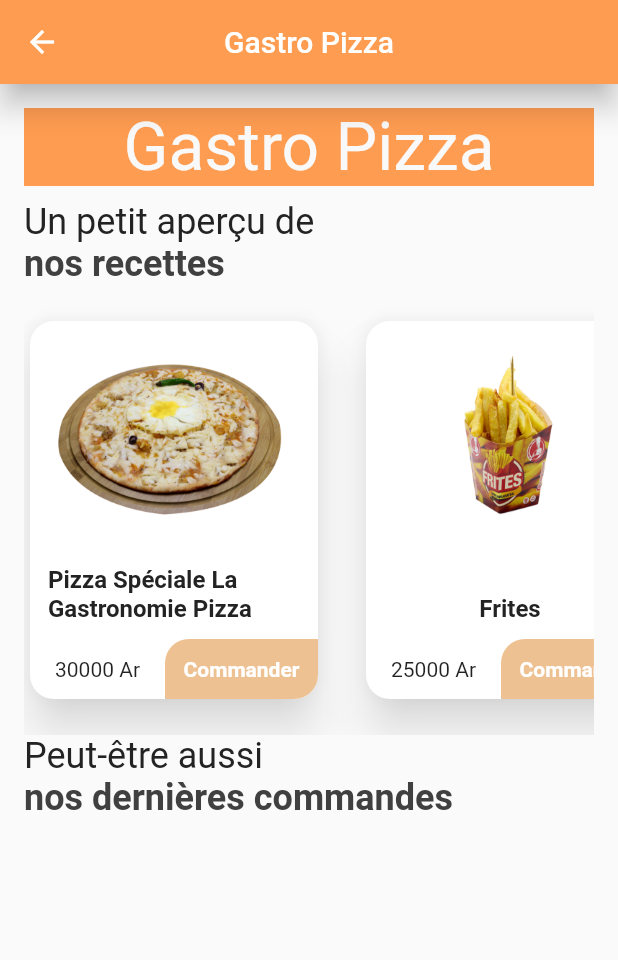
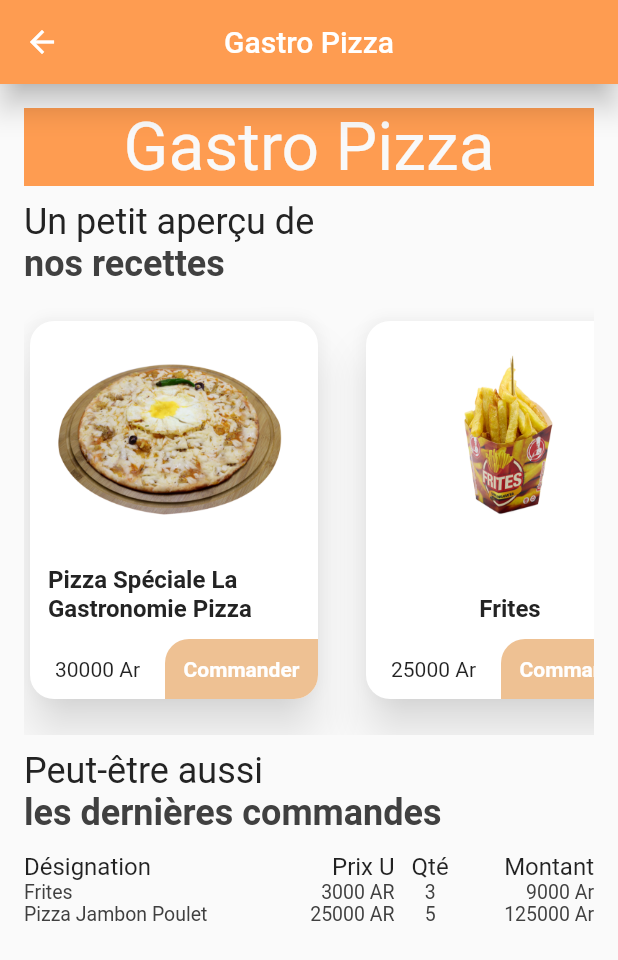
Before and after one commit to ChristianNomena/e_gouter_za, a Flutter app: the GastroPizzaPage screen opened by its route, on a phone screen of 412 x 824 dp. Shown: the top 960 px of the screen. Run offline on Flutter 3.47's test engine with Material 2 defaults, Android fonts, the light colour scheme and no system bars.

Commit message:
add history command gastro pizza

```diff
--- /dev/null
+++ b/lib/components/history_table_gastro_pizza.dart
@@ -0,0 +1,107 @@
+import 'package:e_goute_za/constants.dart';
+import 'package:flutter/material.dart';
+
+class HistoryTableGastroPizza extends StatelessWidget {
+  const HistoryTableGastroPizza({Key? key}) : super(key: key);
+
+  @override
+  Widget build(BuildContext context) {
+    return Table(
+      columnWidths: const {
+        0: FractionColumnWidth(.45),
+        1: FractionColumnWidth(.2),
+        2: FractionColumnWidth(.125),
+        3: FractionColumnWidth(.225),
+      },
+      children: const [
+        TableRow(
+          children: [
+            Text(
+              "Désignation",
+              style: TextStyle(fontSize: 16.0),
+            ),
+            Align(
+              alignment: Alignment.centerRight,
+              child: Text(
+                "Prix U",
+                style: TextStyle(fontSize: 16.0),
+              ),
+            ),
+            Align(
+              alignment: Alignment.center,
+              child: Text(
+                "Qté",
+                style: TextStyle(fontSize: 16.0),
+              ),
+            ),
+            Align(
+              alignment: Alignment.centerRight,
+              child: Text(
+                "Montant",
+                style: TextStyle(fontSize: 16.0),
+              ),
+            ),
+          ],
+        ),
+        TableRow(
+          children: [
+            Text(
+              "Frites",
+              style: kHistoryTableData,
+            ),
+            Align(
+              alignment: Alignment.centerRight,
+              child: Text(
+                "3000 AR",
+                style: kHistoryTableData,
+              ),
+            ),
+            Align(
+              alignment: Alignment.center,
+              child: Text(
+                "3",
+                style: kHistoryTableData,
+              ),
+            ),
+            Align(
+              alignment: Alignment.centerRight,
+              child: Text(
+                "9000 Ar",
+                style: kHistoryTableData,
+              ),
+            ),
+          ],
+        ),
+        TableRow(
+          children: [
+            Text(
+              "Pizza Jambon Poulet",
+              style: kHistoryTableData,
+            ),
+            Align(
+              alignment: Alignment.centerRight,
+              child: Text(
+                "25000 AR",
+                style: kHistoryTableData,
+              ),
+            ),
+            Align(
+              alignment: Alignment.center,
+              child: Text(
+                "5",
+                style: kHistoryTableData,
+              ),
+            ),
+            Align(
+              alignment: Alignment.centerRight,
+              child: Text(
+                "125000 Ar",
+                style: kHistoryTableData,
+              ),
+            ),
+          ],
+        )
+      ],
+    );
+  }
+}
--- /dev/null
+++ b/lib/components/restaurant_gastro_pizza_recipe_sale_list.dart
@@ -0,0 +1,85 @@
+import 'package:e_goute_za/components/recipe_sale_card.dart';
+import 'package:flutter/material.dart';
+
+class RestaurantGastroPizzaRecipeSaleList extends StatefulWidget {
+  const RestaurantGastroPizzaRecipeSaleList({Key? key}) : super(key: key);
+
+  @override
+  _RestaurantGastroPizzaRecipeSaleListState createState() =>
+      _RestaurantGastroPizzaRecipeSaleListState();
+}
+
+class _RestaurantGastroPizzaRecipeSaleListState
+    extends State<RestaurantGastroPizzaRecipeSaleList> {
+  @override
+  Widget build(BuildContext context) {
+    return SingleChildScrollView(
+      scrollDirection: Axis.horizontal,
+      child: Padding(
+        padding: const EdgeInsets.symmetric(vertical: 20.0),
+        child: Row(
+          crossAxisAlignment: CrossAxisAlignment.start,
+          children: const [
+            Padding(
+              padding: EdgeInsets.only(right: 24.0),
+              child: RecipeSaleCard(
+                image: AssetImage(
+                  "assets/images/gastro_pizza/gastro_pizza_speciale_la_gastronomie_pizza.png",
+                ),
+                name: "Pizza Spéciale La Gastronomie Pizza",
+                price: 30000,
+              ),
+            ),
+            Padding(
+              padding: EdgeInsets.only(right: 24.0),
+              child: RecipeSaleCard(
+                image: AssetImage(
+                  "assets/images/gastro_pizza/gastro_frites.png",
+                ),
+                name: "Frites",
+                price: 25000,
+              ),
+            ),
+            Padding(
+              padding: EdgeInsets.only(right: 24.0),
+              child: RecipeSaleCard(
+                image: AssetImage(
+                  "assets/images/gastro_pizza/gastro_pizza_jambon_poulet.png",
+                ),
+                name: "Pizza Jambon Poulet",
+                price: 25000,
+              ),
+            ),
+            Padding(
+              padding: EdgeInsets.only(right: 24.0),
+              child: RecipeSaleCard(
+                image: AssetImage(
+                  "assets/images/gastro_pizza/gastro_sandwich_kebab.png",
+                ),
+                name: "Sandwich Kebab",
+                price: 26000,
+              ),
+            ),
+            Padding(
+              padding: EdgeInsets.only(right: 24.0),
+              child: RecipeSaleCard(
+                image: AssetImage(
+                  "assets/images/gastro_pizza/gastro_pizza_tralala.png",
+                ),
+                name: "Pizza Tralala",
+                price: 8000,
+              ),
+            ),
+            RecipeSaleCard(
+              image: AssetImage(
+                "assets/images/gastro_pizza/gastro_pizza_4_fromages.png",
+              ),
+              name: "Pizza 4 Fromages",
+              price: 3000,
+            ),
+          ],
+        ),
+      ),
+    );
+  }
+}
--- a/lib/constants.dart
+++ b/lib/constants.dart
@@ -11,3 +11,8 @@ const kLightColor = Color(0xFFF9F9F9);
 const kAppDrawerMenuOptionStyle = TextStyle(
   color: kLightColor,
 );
+
+const kHistoryTableData = TextStyle(
+  color: kSoftDarkColor,
+  fontSize: 13.0,
+);
--- a/lib/pages/daily_sale_history_page.dart
+++ b/lib/pages/daily_sale_history_page.dart
@@ -16,9 +16,13 @@ class _DailySaleHistoryPageState extends State<DailySaleHistoryPage> {
         title: const Text("Historique de vente journalière"),
       ),
       drawer: const AppDrawerMenu(),
-      body: const SafeArea(
-        child: Center(
-          child: Text("Historique de vente journalière"),
+      body: SafeArea(
+        child: Column(
+          children: [
+            Expanded(
+              child: Card(),
+            ),
+          ],
         ),
       ),
     );
--- a/lib/pages/restaurants/gastro_pizza_page.dart
+++ b/lib/pages/restaurants/gastro_pizza_page.dart
@@ -1,7 +1,7 @@
-import 'package:e_goute_za/components/recipe_sale_card.dart';
+import 'package:e_goute_za/components/history_table_gastro_pizza.dart';
 import 'package:e_goute_za/components/restaurant_banner.dart';
+import 'package:e_goute_za/components/restaurant_gastro_pizza_recipe_sale_list.dart';
 import 'package:e_goute_za/components/section_title.dart';
-import 'package:e_goute_za/constants.dart';
 import 'package:flutter/material.dart';
 
 class GastroPizzaPage extends StatefulWidget {
@@ -24,87 +24,27 @@ class _GastroPizzaPageState extends State<GastroPizzaPage> {
             padding: const EdgeInsets.all(16.0),
             child: Column(
               crossAxisAlignment: CrossAxisAlignment.start,
-              children: [
-                const RestaurantBanner(name: "Gastro Pizza"),
-                const SizedBox(
+              children: const [
+                RestaurantBanner(name: "Gastro Pizza"),
+                SizedBox(
                   height: 10.0,
                 ),
-                const SectionTitle(
+                SectionTitle(
                   title: "Un petit aperçu de",
                   subtitle: "nos recettes",
                 ),
-                SingleChildScrollView(
-                  scrollDirection: Axis.horizontal,
-                  child: Padding(
-                    padding: const EdgeInsets.symmetric(vertical: 20.0),
-                    child: Row(
-                      crossAxisAlignment: CrossAxisAlignment.start,
-                      children: const [
-                        Padding(
-                          padding: EdgeInsets.only(right: 24.0),
-                          child: RecipeSaleCard(
-                            image: AssetImage(
-                              "assets/images/gastro_pizza/gastro_pizza_speciale_la_gastronomie_pizza.png",
-                            ),
-                            name: "Pizza Spéciale La Gastronomie Pizza",
-                            price: 30000,
-                          ),
-                        ),
-                        Padding(
-                          padding: EdgeInsets.only(right: 24.0),
-                          child: RecipeSaleCard(
-                            image: AssetImage(
-                              "assets/images/gastro_pizza/gastro_frites.png",
-                            ),
-                            name: "Frites",
-                            price: 25000,
-                          ),
-                        ),
-                        Padding(
-                          padding: EdgeInsets.only(right: 24.0),
-                          child: RecipeSaleCard(
-                            image: AssetImage(
-                              "assets/images/gastro_pizza/gastro_pizza_jambon_poulet.png",
-                            ),
-                            name: "Pizza Jambon Poulet",
-                            price: 25000,
-                          ),
-                        ),
-                        Padding(
-                          padding: EdgeInsets.only(right: 24.0),
-                          child: RecipeSaleCard(
-                            image: AssetImage(
-                              "assets/images/gastro_pizza/gastro_sandwich_kebab.png",
-                            ),
-                            name: "Sandwich Kebab",
-                            price: 26000,
-                          ),
-                        ),
-                        Padding(
-                          padding: EdgeInsets.only(right: 24.0),
-                          child: RecipeSaleCard(
-                            image: AssetImage(
-                              "assets/images/gastro_pizza/gastro_pizza_tralala.png",
-                            ),
-                            name: "Pizza Tralala",
-                            price: 8000,
-                          ),
-                        ),
-                        RecipeSaleCard(
-                          image: AssetImage(
-                            "assets/images/gastro_pizza/gastro_pizza_4_fromages.png",
-                          ),
-                          name: "Pizza 4 Fromages",
-                          price: 3000,
-                        ),
-                      ],
-                    ),
-                  ),
+                RestaurantGastroPizzaRecipeSaleList(),
+                SizedBox(
+                  height: 10.0,
                 ),
-                const SectionTitle(
+                SectionTitle(
                   title: "Peut-être aussi",
-                  subtitle: "nos dernières commandes",
+                  subtitle: "les dernières commandes",
                 ),
+                SizedBox(
+                  height: 12.0,
+                ),
+                HistoryTableGastroPizza(),
               ],
             ),
           ),
```
